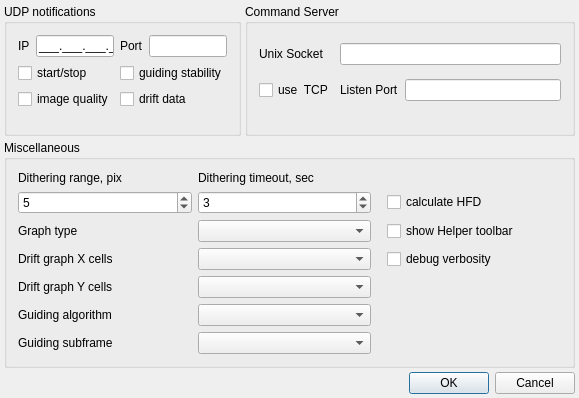
The window that lin_guider/ui/settings.ui (rumengb/lin_guider) describes before a commit, drawn with Qt 5.
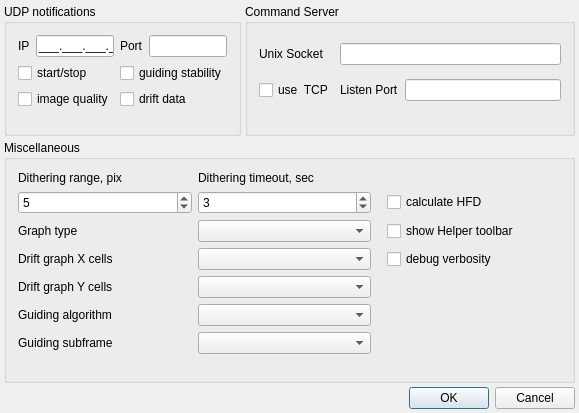
The same window after the commit.

What changed in the file:
```diff
--- a/lin_guider/ui/settings.ui
+++ b/lin_guider/ui/settings.ui
@@ -7,7 +7,7 @@
     <x>0</x>
     <y>0</y>
     <width>579</width>
-    <height>396</height>
+    <height>413</height>
    </rect>
   </property>
   <property name="minimumSize">
```
Left out of the diff: 17 changed lines with no effect on the pictures.
